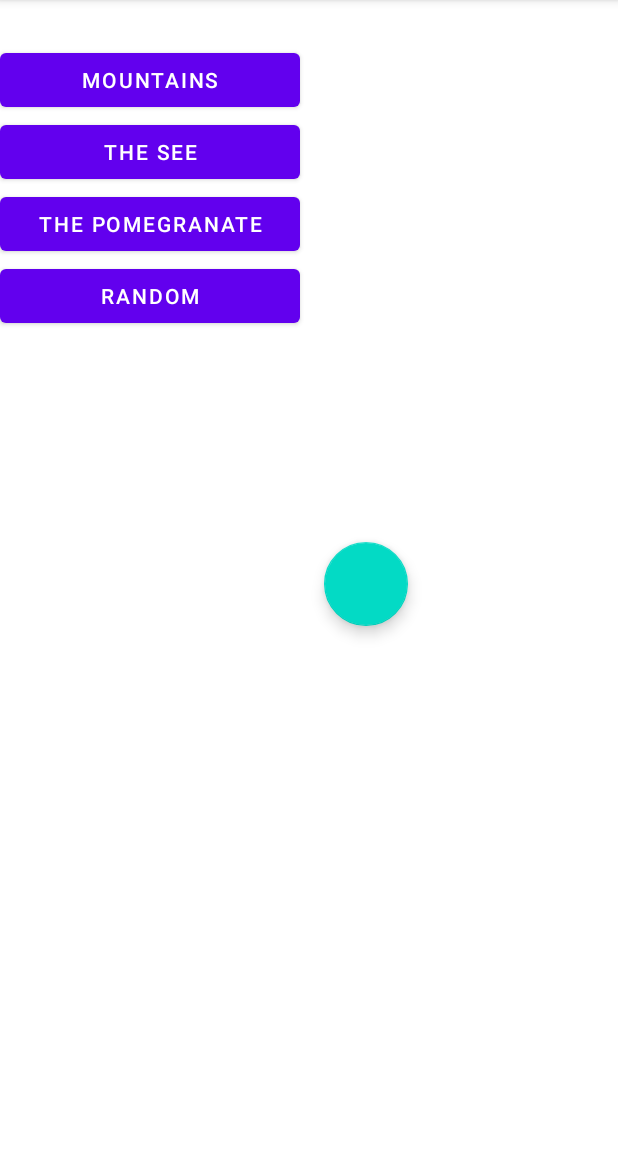
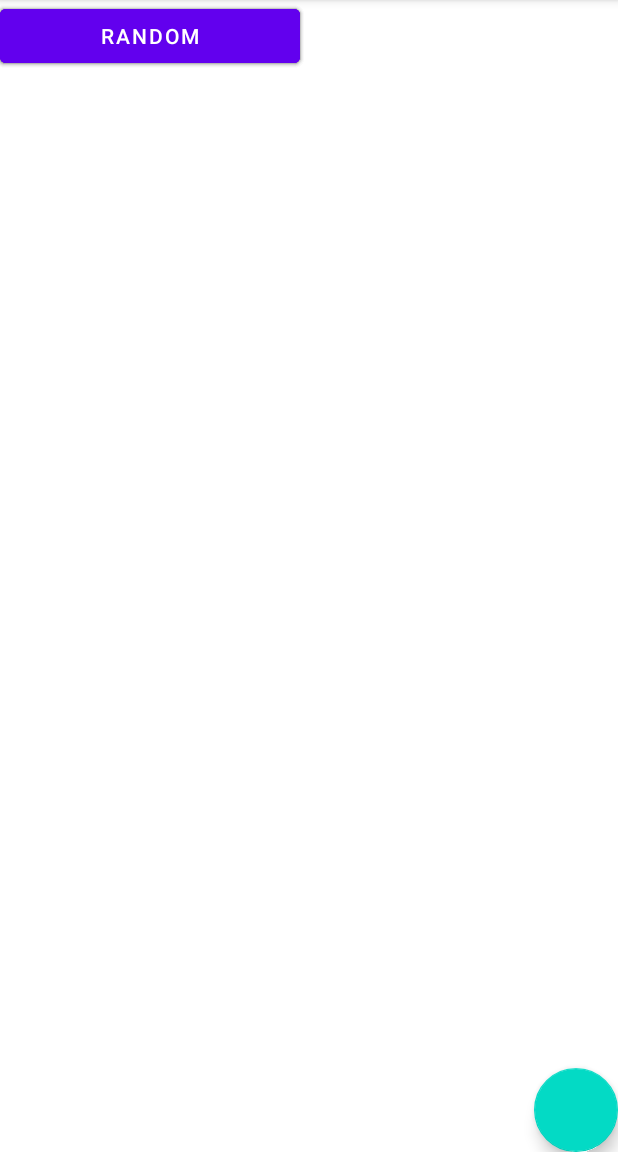
Before and after one commit to marinaolivekey/app1, an Android app: the SecondActivity screen opened directly, with no data from a screen before it, on a phone screen of 412 x 824 dp, the part 84-1236 px from its top. Run offline under Robolectric (Android 15) with nearby library versions, the phone set to English and light mode, and no system bars.

Commit message:
my useful message

```diff
--- /dev/null
+++ b/app/src/main/java/com/example/myapplication/Pictures.kt
@@ -0,0 +1,6 @@
+package com.example.myapplication
+
+data class Pictures (
+    val theme: String,
+    val descr: Int
+        )
--- a/app/src/main/res/layout/activity_second.xml
+++ b/app/src/main/res/layout/activity_second.xml
@@ -1,5 +1,5 @@
 <?xml version="1.0" encoding="utf-8"?>
-<LinearLayout
+<androidx.constraintlayout.widget.ConstraintLayout
     xmlns:android="http://schemas.android.com/apk/res/android"
     xmlns:app="http://schemas.android.com/apk/res-auto"
     xmlns:tools="http://schemas.android.com/tools"
@@ -9,9 +9,14 @@
     tools:context=".SecondActivity">
 
 
+ <androidx.recyclerview.widget.RecyclerView
+     android:id="@+id/list_pictures"
+     android:layout_width="match_parent"
+     android:layout_height="match_parent"
+     tools:layout_editor_absoluteX="0dp"
+     tools:layout_editor_absoluteY="0dp" />
 
-
-    <TextView
+ <TextView
         android:id="@+id/hello_text_view"
         app:layout_constraintTop_toTopOf="parent"
         app:layout_constraintBottom_toBottomOf="parent"
@@ -21,26 +26,38 @@
         android:layout_width="wrap_content"
         android:layout_height="wrap_content"/>
 
-    <Button
-        android:layout_width="200dp"
-        android:layout_height="wrap_content"
-        android:text="@string/mountains"/>
 
     <Button
         android:layout_width="200dp"
         android:layout_height="wrap_content"
-        android:text="@string/the_see"/>
+        android:text="@string/mountains"
+        tools:layout_editor_absoluteX="195dp"
+        tools:layout_editor_absoluteY="570dp"
+        tools:ignore="MissingConstraints" />
 
     <Button
         android:layout_width="200dp"
         android:layout_height="wrap_content"
-        android:text="@string/the_pomegranate"/>
+        android:text="@string/the_see"
+        tools:layout_editor_absoluteX="195dp"
+        tools:layout_editor_absoluteY="454dp"
+        tools:ignore="MissingConstraints" />
 
     <Button
         android:layout_width="200dp"
         android:layout_height="wrap_content"
-        android:text="@string/random"/>
+        android:text="@string/the_pomegranate"
+        tools:layout_editor_absoluteX="195dp"
+        tools:layout_editor_absoluteY="511dp"
+        tools:ignore="MissingConstraints" />
 
+    <Button
+        android:layout_width="200dp"
+        android:layout_height="wrap_content"
+        android:text="@string/random"
+        tools:layout_editor_absoluteX="195dp"
+        tools:layout_editor_absoluteY="397dp"
+        tools:ignore="MissingConstraints" />
 
     <com.google.android.material.floatingactionbutton.FloatingActionButton
 
@@ -48,9 +65,8 @@
         android:layout_width="wrap_content"
         android:layout_height="wrap_content"
         android:layout_gravity="bottom|right"
-        android:layout_margin="140dp"
         app:layout_constraintBottom_toBottomOf="parent"
         app:layout_constraintEnd_toEndOf="parent" />
 
 
-</LinearLayout>
+</androidx.constraintlayout.widget.ConstraintLayout>
```
Also changed, not shown: app/src/main/java/com/example/myapplication/MainActivity.kt (+26 -2 lines), app/src/main/java/com/example/myapplication/PicAdapter.kt (added, +24 -0 lines), app/src/main/java/com/example/myapplication/PicturesViewHolder.kt (added, +19 -0 lines), app/src/main/res/layout/list_pictures_item.xml (added, +20 -0 lines).
